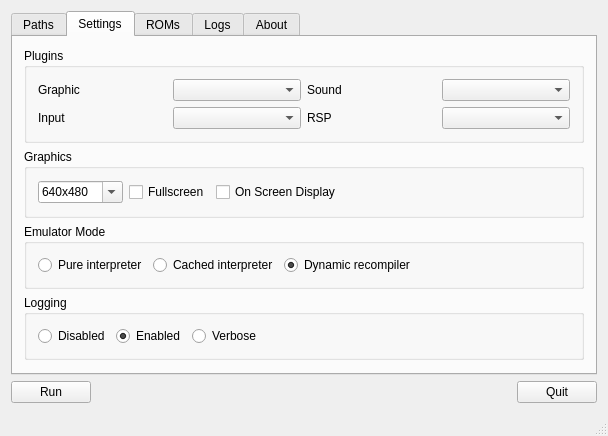
Before: the Qt Designer form mainwindow.ui in ZachBacon/cutempen, drawn with Qt 5.
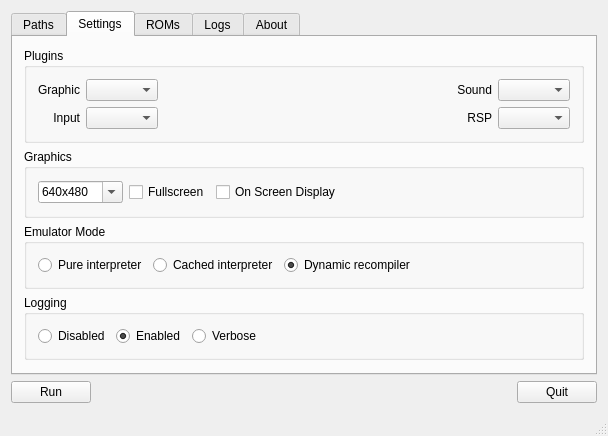
After: the same form once the commit is applied. The open tabs and pages were chosen to show the change.

Patch:
```diff
--- a/mainwindow.ui
+++ b/mainwindow.ui
@@ -188,19 +188,25 @@
                    <property name="text">
                     <string>Graphic</string>
                    </property>
+                   <property name="alignment">
+                    <set>Qt::AlignRight|Qt::AlignTrailing|Qt::AlignVCenter</set>
+                   </property>
                   </widget>
                  </item>
                  <item row="0" column="1">
                   <widget class="QComboBox" name="cb_GfxPlugin"/>
                  </item>
-                 <item row="0" column="2">
+                 <item row="0" column="3">
                   <widget class="QLabel" name="lb_Sound">
                    <property name="text">
                     <string>Sound</string>
                    </property>
+                   <property name="alignment">
+                    <set>Qt::AlignRight|Qt::AlignTrailing|Qt::AlignVCenter</set>
+                   </property>
                   </widget>
                  </item>
-                 <item row="0" column="3">
+                 <item row="0" column="4">
                   <widget class="QComboBox" name="cb_SndPlugin"/>
                  </item>
                  <item row="1" column="0">
@@ -208,21 +214,53 @@
                    <property name="text">
                     <string>Input</string>
                    </property>
+                   <property name="alignment">
+                    <set>Qt::AlignRight|Qt::AlignTrailing|Qt::AlignVCenter</set>
+                   </property>
                   </widget>
                  </item>
                  <item row="1" column="1">
                   <widget class="QComboBox" name="cb_InpPlugin"/>
                  </item>
-                 <item row="1" column="2">
+                 <item row="1" column="3">
                   <widget class="QLabel" name="lb_RspPlugin">
                    <property name="text">
                     <string>RSP</string>
                    </property>
+                   <property name="alignment">
+                    <set>Qt::AlignRight|Qt::AlignTrailing|Qt::AlignVCenter</set>
+                   </property>
                   </widget>
                  </item>
-                 <item row="1" column="3">
+                 <item row="1" column="4">
                   <widget class="QComboBox" name="cb_RspPlugin"/>
                  </item>
+                 <item row="0" column="2">
+                  <spacer name="horizontalSpacer_7">
+                   <property name="orientation">
+                    <enum>Qt::Horizontal</enum>
+                   </property>
+                   <property name="sizeHint" stdset="0">
+                    <size>
+                     <width>40</width>
+                     <height>20</height>
+                    </size>
+                   </property>
+                  </spacer>
+                 </item>
+                 <item row="1" column="2">
+                  <spacer name="horizontalSpacer_8">
+                   <property name="orientation">
+                    <enum>Qt::Horizontal</enum>
+                   </property>
+                   <property name="sizeHint" stdset="0">
+                    <size>
+                     <width>40</width>
+                     <height>20</height>
+                    </size>
+                   </property>
+                  </spacer>
+                 </item>
                 </layout>
                </item>
               </layout>
```
